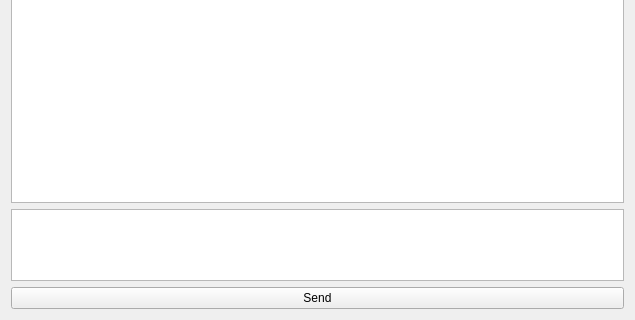
kambala-decapitator/HornAppDesktop, file commentswidget.ui: the form before one commit; both pictures show x 0 to 635 and y 180 to 500 of the 635 by 500 pixel window.
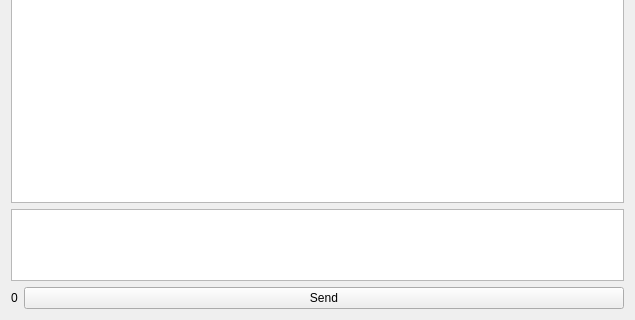
The form after the commit.

Commit message: add character counter below comment field

The edit to the form file:
```diff
--- a/commentswidget.ui
+++ b/commentswidget.ui
@@ -66,11 +66,31 @@
     </widget>
    </item>
    <item>
+    <layout class="QHBoxLayout" name="horizontalLayout">
+     <item>
+      <widget class="QLabel" name="charactersCountLabel">
+       <property name="text">
+        <string>0</string>
+       </property>
+       <property name="buddy">
+        <cstring>plainTextEdit</cstring>
+       </property>
+      </widget>
+     </item>
+     <item>
     <widget class="QPushButton" name="sendButton">
+       <property name="sizePolicy">
+        <sizepolicy hsizetype="Expanding" vsizetype="Fixed">
+         <horstretch>0</horstretch>
+         <verstretch>0</verstretch>
+        </sizepolicy>
+       </property>
      <property name="text">
       <string>Send</string>
      </property>
     </widget>
+     </item>
+    </layout>
    </item>
   </layout>
  </widget>
```
Lines whose indentation alone changed are shown as unchanged. The commit also changes 1 other file.
